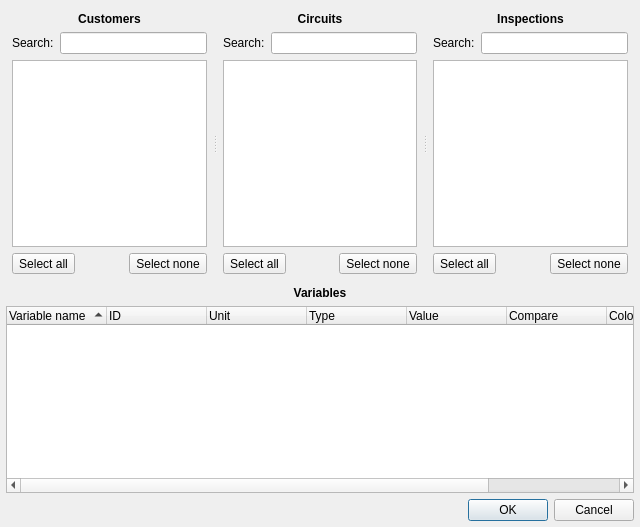
Old version of the form import_dialogue.ui in the repository szchkt/leaklog.
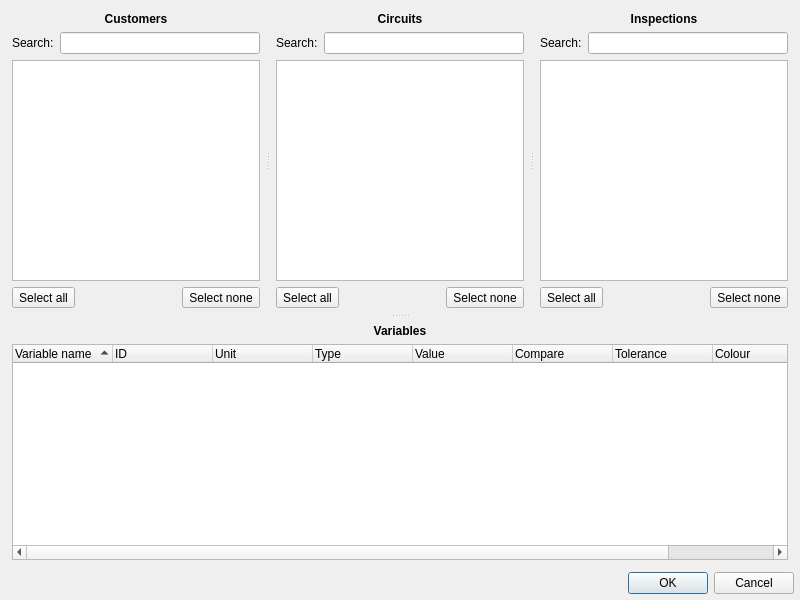
New version of the form. Icons and pictures are not drawn. Custom widgets are drawn as their Qt base class.

Commit message: fixed importData(), added ROLLBACK to closeDatabase(), fixed Variables::saveResult(), improved ImportDialogue

```diff
--- a/import_dialogue.ui
+++ b/import_dialogue.ui
@@ -6,8 +6,8 @@
    <rect>
     <x>0</x>
     <y>0</y>
-    <width>640</width>
-    <height>527</height>
+    <width>800</width>
+    <height>600</height>
    </rect>
   </property>
   <property name="minimumSize" >
@@ -23,8 +23,12 @@
    <iconset resource="resources.qrc" >
     <normaloff>:/images/images/import.png</normaloff>:/images/images/import.png</iconset>
   </property>
-  <layout class="QVBoxLayout" name="verticalLayout" >
+  <layout class="QVBoxLayout" name="verticalLayout_2" >
    <item>
+    <widget class="QSplitter" name="splitter_2" >
+     <property name="orientation" >
+      <enum>Qt::Vertical</enum>
+     </property>
     <widget class="QSplitter" name="splitter" >
      <property name="orientation" >
       <enum>Qt::Horizontal</enum>
@@ -201,7 +205,8 @@
       </layout>
      </widget>
     </widget>
-   </item>
+     <widget class="QWidget" name="" >
+      <layout class="QVBoxLayout" name="verticalLayout" >
    <item>
     <widget class="QLabel" name="id_lbl_variables" >
      <property name="font" >
@@ -253,6 +258,11 @@
        <string>Compare</string>
       </property>
      </column>
+         <column>
+          <property name="text" >
+           <string>Tolerance</string>
+          </property>
+         </column>
      <column>
       <property name="text" >
        <string>Colour</string>
@@ -263,6 +273,10 @@
        <string>Action</string>
       </property>
      </column>
+        </widget>
+       </item>
+      </layout>
+     </widget>
     </widget>
    </item>
    <item>
```
Lines whose indentation alone changed are shown as unchanged. The commit also changes 3 other files.
